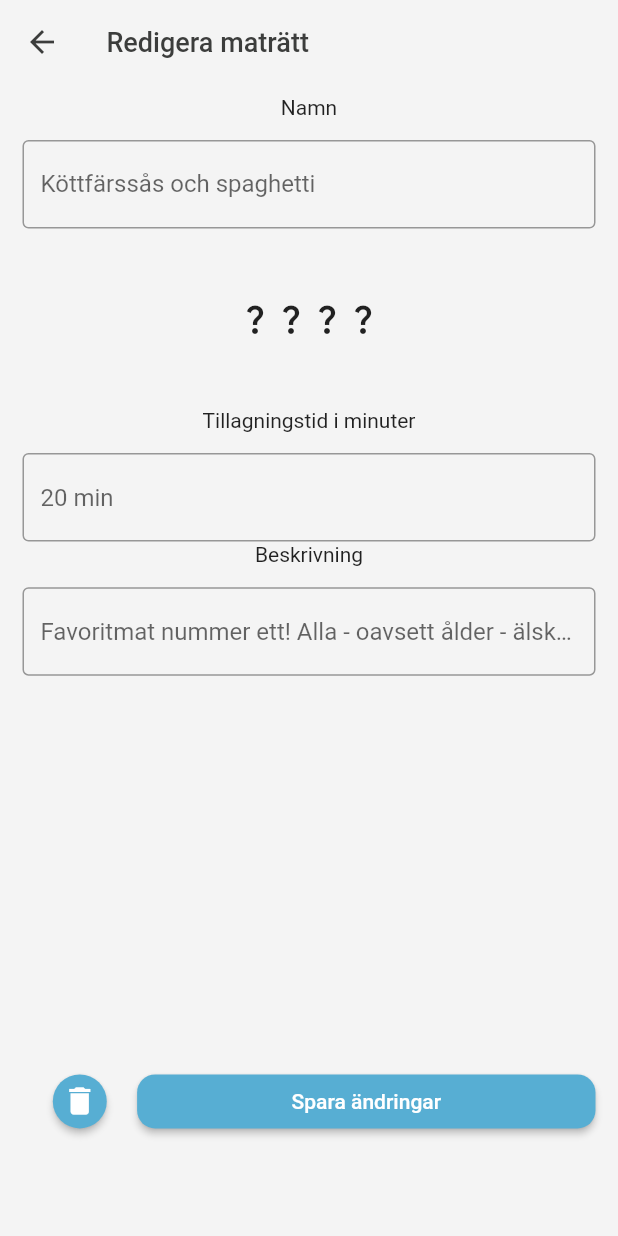
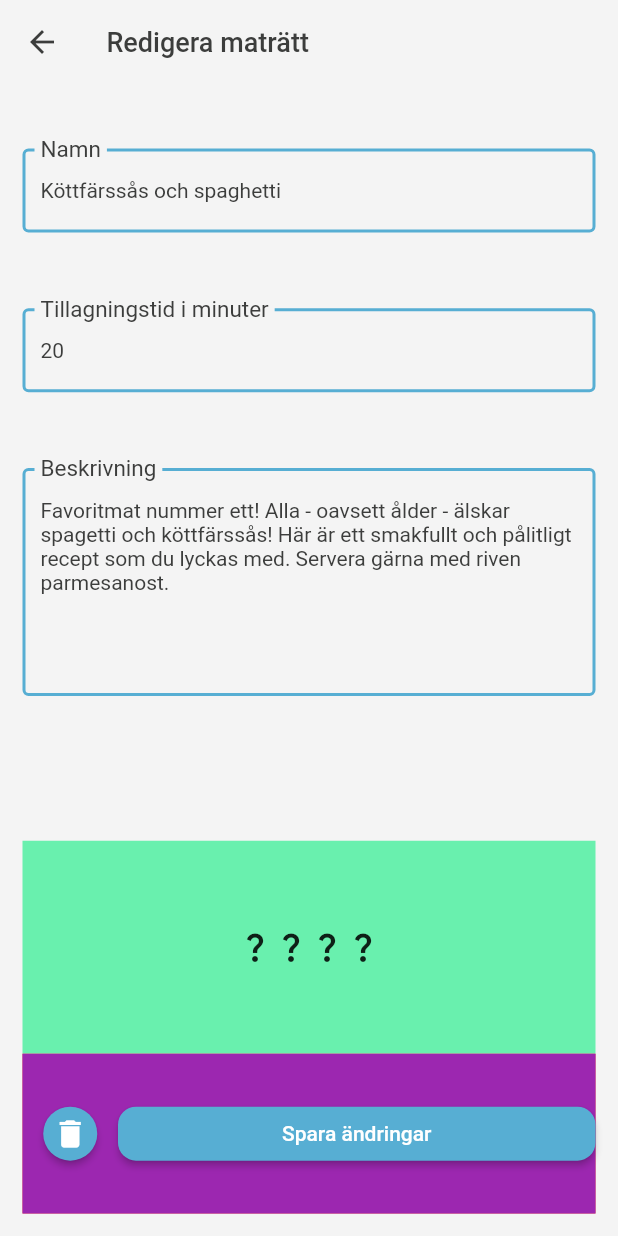
Before and after one commit to gustavAlbrekts0n/matapp, a Flutter app: the screen it shows after launch, after a tap on "Köttfärssås och spaghetti", after a tap on the "edit" icon, on a phone screen of 412 x 824 dp. Run offline on Flutter 3.47's test engine with Material 2 defaults, Android fonts, the phone set to English and light mode, and no system bars; Roboto replaces fonts that are missing (Roboto-Bold).

Commit message:
Edit dish page visual improvements.

```diff
--- a/lib/pages/edit_dish.dart
+++ b/lib/pages/edit_dish.dart
@@ -19,9 +19,12 @@ class _EditDishState extends State<EditDish> {
   Widget build(BuildContext context) {
     final args = ModalRoute.of(context)!.settings.arguments as Dish;
     final cardMargin = 7.5;
+    final fontSizeLabel = 20.0;
+    final fontSizeDesc = 14.0;
 
     return Scaffold(
       backgroundColor: colorWhite,
+      resizeToAvoidBottomInset: false,
       appBar: AppBar(
         iconTheme: IconThemeData(
           color: colorGray,
@@ -39,24 +42,103 @@ class _EditDishState extends State<EditDish> {
         ),
       ),
       body: Container(
-        margin: EdgeInsets.fromLTRB(cardMargin * 2, cardMargin, cardMargin * 2, cardMargin * 6),
+        margin: EdgeInsets.fromLTRB(cardMargin * 2, cardMargin, cardMargin * 2, cardMargin * 2),
         child: Column(
           children: [
             Expanded(
               flex: 1,
-              child: Text("Namn"),
+              child: Container(),
             ),
             Expanded(
               flex: 2,
-              child: TextField(
+              child: TextFormField(
+                initialValue: args.name,
+                minLines: 1,
+                maxLines: 1,
+                keyboardType: TextInputType.text,
                 decoration: InputDecoration(
+                  labelStyle: TextStyle(
+                    color: colorGray,
+                    fontFamily: "Roboto",
+                    fontSize: fontSizeLabel,
+                  ),
+                  labelText: "Namn",
+                  enabledBorder: OutlineInputBorder(
+                    borderSide: BorderSide(color: colorBlue, width: 2.0),
+                  ),
                   border: OutlineInputBorder(),
-                  hintText: args.name,
+                ),
+                style: TextStyle(
+                  color: colorGray,
+                  fontFamily: "Roboto",
+                  fontSize: fontSizeDesc,
+                ),
+              ),
+            ),
+            Expanded(
+              flex: 1,
+              child: Container(),
+            ),
+            Expanded(
+              flex: 2,
+              child: TextFormField(
+                initialValue: args.time,
+                minLines: 1,
+                maxLines: 1,
+                keyboardType: TextInputType.number,
+                decoration: InputDecoration(
+                  labelStyle: TextStyle(
+                    color: colorGray,
+                    fontFamily: "Roboto",
+                    fontSize: fontSizeLabel,
+                  ),
+                  labelText: "Tillagningstid i minuter",
+                  enabledBorder: OutlineInputBorder(
+                    borderSide: BorderSide(color: colorBlue, width: 2.0),
+                  ),
+                  border: OutlineInputBorder(),
+                ),
+                style: TextStyle(
+                  color: colorGray,
+                  fontFamily: "Roboto",
+                  fontSize: fontSizeDesc,
+                ),
+              ),
+            ),
+            Expanded(
+              flex: 1,
+              child: Container(),
+            ),
+            Expanded(
+              flex: 7,
+              child: TextFormField(
+                initialValue: args.desc,
+                minLines: 7,
+                maxLines: 7,
+                keyboardType: TextInputType.text,
+                decoration: InputDecoration(
+                  labelStyle: TextStyle(
+                    color: colorGray,
+                    fontFamily: "Roboto",
+                    fontSize: fontSizeLabel,
+                  ),
+                  labelText: "Beskrivning",
+                  enabledBorder: OutlineInputBorder(
+                    borderSide: BorderSide(color: colorBlue, width: 2.0),
+                  ),
+                  border: OutlineInputBorder(),
+                ),
+                style: TextStyle(
+                  color: colorGray,
+                  fontFamily: "Roboto",
+                  fontSize: fontSizeDesc,
                 ),
               ),
             ),
             Expanded(
               flex: 4,
+              child: Container(
+                color: Colors.greenAccent,
                 child: Row(
                   mainAxisAlignment: MainAxisAlignment.center,
                   children: [
@@ -67,36 +149,16 @@ class _EditDishState extends State<EditDish> {
                   ],
                 ),
               ),
-            Expanded(
-              flex: 1,
-              child: Text("Tillagningstid i minuter"),
-            ),
-            Expanded(
-              flex: 2,
-              child: TextField(
-                decoration: InputDecoration(
-                  border: OutlineInputBorder(),
-                  hintText: args.time,
-                ),
-              ),
-            ),
-            Expanded(
-              flex: 1,
-              child: Text("Beskrivning"),
-            ),
-            Expanded(
-              flex: 10,
-              child: TextField(
-                decoration: InputDecoration(
-                  border: OutlineInputBorder(),
-                  hintText: args.desc,
-                ),
-              ),
             ),
             Expanded(
               flex: 3,
+              child: Container(
+                color: Colors.red,
+                child: Container(
+                  height: 50,
+                  color: Colors.purple,
                   child: Row(
-                mainAxisAlignment: MainAxisAlignment.center,
+                    mainAxisAlignment: MainAxisAlignment.spaceBetween,
                     crossAxisAlignment: CrossAxisAlignment.center,
                     children: [
                       Expanded(
@@ -111,7 +173,7 @@ class _EditDishState extends State<EditDish> {
                         ),
                       ),
                       Expanded(
-                    flex: 4,
+                        flex: 5,
                         child: ElevatedButton(
                           onPressed: () {},
                           child: Text("Spara ändringar"),
@@ -126,6 +188,8 @@ class _EditDishState extends State<EditDish> {
                     ],
                   ),
                 ),
+              ),
+            ),
           ],
         ),
       ),
--- a/lib/pages/home.dart
+++ b/lib/pages/home.dart
@@ -17,17 +17,17 @@ class _HomeState extends State<Home> {
   final cardMargin = 7.5;
 
   List<Dish> dishes = [
-    Dish(name: "Köttfärssås och spaghetti", time: "20 min", desc: "Favoritmat nummer ett! Alla - oavsett ålder - älskar spagetti och köttfärssås! Här är ett smakfullt och pålitligt recept som du lyckas med. Servera gärna med riven parmesanost."),
-    Dish(name: "Panerad torsk med potatismos", time: "15 min", desc: "Fisk är både gott och nyttigt! Extra smarrig blir fisken med en god panering och ett krämigt mos till. Servera med kokt broccoli som fortfarande får behålla lite krispighet och lite citron att pressa på toppen."),
-    Dish(name: "Risotto m. svamp och tomat", time: "30 min", desc: "En riktigt krämig risotto med goda smaker av svamp, spenat och tomat. Följ det här receptet och du har alla chanser att lyckas med en perfekt kokt risotto med stor krämighet och det perfekta lilla tuggmotståndet. När du lärt dig grunden är det lätt att variera din risotto med andra smaker."),
-    Dish(name: "Äppelpaj m. vaniljsås", time: "30-40 min", desc: "En klassisk knäckig äppelpaj passar alltid som ett sött avslut på middagen."),
-    Dish(name: "Äppelpaj m. vaniljsås", time: "30-40 min", desc: "En klassisk knäckig äppelpaj passar alltid som ett sött avslut på middagen."),
-    Dish(name: "Äppelpaj m. vaniljsås", time: "30-40 min", desc: "En klassisk knäckig äppelpaj passar alltid som ett sött avslut på middagen."),
-    Dish(name: "Äppelpaj m. vaniljsås", time: "30-40 min", desc: "En klassisk knäckig äppelpaj passar alltid som ett sött avslut på middagen."),
-    Dish(name: "Äppelpaj m. vaniljsås", time: "30-40 min", desc: "En klassisk knäckig äppelpaj passar alltid som ett sött avslut på middagen."),
-    Dish(name: "Äppelpaj m. vaniljsås", time: "30-40 min", desc: "En klassisk knäckig äppelpaj passar alltid som ett sött avslut på middagen."),
-    Dish(name: "Äppelpaj m. vaniljsås", time: "30-40 min", desc: "En klassisk knäckig äppelpaj passar alltid som ett sött avslut på middagen."),
-    Dish(name: "Äppelpaj m. vaniljsås", time: "30-40 min", desc: "En klassisk knäckig äppelpaj passar alltid som ett sött avslut på middagen."),
+    Dish(name: "Köttfärssås och spaghetti", time: "20", desc: "Favoritmat nummer ett! Alla - oavsett ålder - älskar spagetti och köttfärssås! Här är ett smakfullt och pålitligt recept som du lyckas med. Servera gärna med riven parmesanost."),
+    Dish(name: "Panerad torsk med potatismos", time: "15", desc: "Fisk är både gott och nyttigt! Extra smarrig blir fisken med en god panering och ett krämigt mos till. Servera med kokt broccoli som fortfarande får behålla lite krispighet och lite citron att pressa på toppen."),
+    Dish(name: "Risotto m. svamp och tomat", time: "30", desc: "En riktigt krämig risotto med goda smaker av svamp, spenat och tomat. Följ det här receptet och du har alla chanser att lyckas med en perfekt kokt risotto med stor krämighet och det perfekta lilla tuggmotståndet. När du lärt dig grunden är det lätt att variera din risotto med andra smaker."),
+    Dish(name: "Äppelpaj m. vaniljsås", time: "30-40", desc: "En klassisk knäckig äppelpaj passar alltid som ett sött avslut på middagen."),
+    Dish(name: "Äppelpaj m. vaniljsås", time: "30-40", desc: "En klassisk knäckig äppelpaj passar alltid som ett sött avslut på middagen."),
+    Dish(name: "Äppelpaj m. vaniljsås", time: "30-40", desc: "En klassisk knäckig äppelpaj passar alltid som ett sött avslut på middagen."),
+    Dish(name: "Äppelpaj m. vaniljsås", time: "30-40", desc: "En klassisk knäckig äppelpaj passar alltid som ett sött avslut på middagen."),
+    Dish(name: "Äppelpaj m. vaniljsås", time: "30-40", desc: "En klassisk knäckig äppelpaj passar alltid som ett sött avslut på middagen."),
+    Dish(name: "Äppelpaj m. vaniljsås", time: "30-40", desc: "En klassisk knäckig äppelpaj passar alltid som ett sött avslut på middagen."),
+    Dish(name: "Äppelpaj m. vaniljsås", time: "30-40", desc: "En klassisk knäckig äppelpaj passar alltid som ett sött avslut på middagen."),
+    Dish(name: "Äppelpaj m. vaniljsås", time: "30-40", desc: "En klassisk knäckig äppelpaj passar alltid som ett sött avslut på middagen."),
   ];
 
   @override
@@ -71,7 +71,7 @@ class _HomeState extends State<Home> {
             ),
             child: ExpansionTile(
               title: Text(dishes[index].name, style: TextStyle(color: colorGray, fontFamily: "Roboto",),),
-              subtitle: Text(dishes[index].time, style: TextStyle(color: colorGray, fontFamily: "Roboto",),),
+              subtitle: Text("${dishes[index].time} min", style: TextStyle(color: colorGray, fontFamily: "Roboto",),),
               children: [
                 Column(
                   crossAxisAlignment: CrossAxisAlignment.start,
```
Lines whose indentation alone changed are shown as unchanged.
